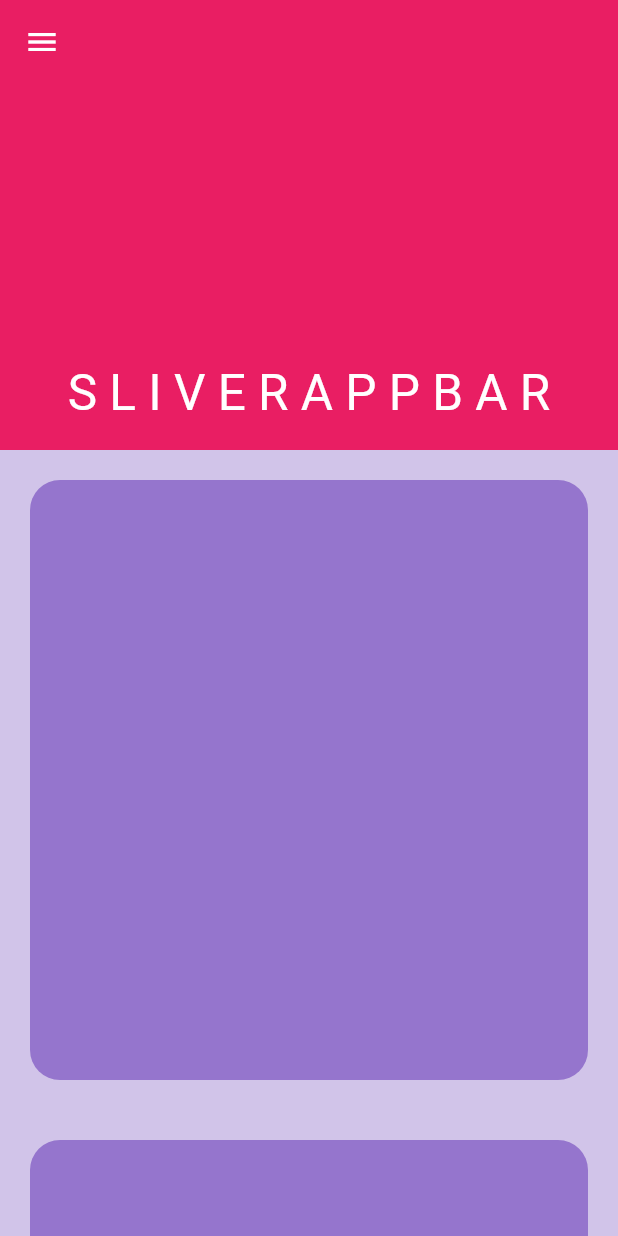
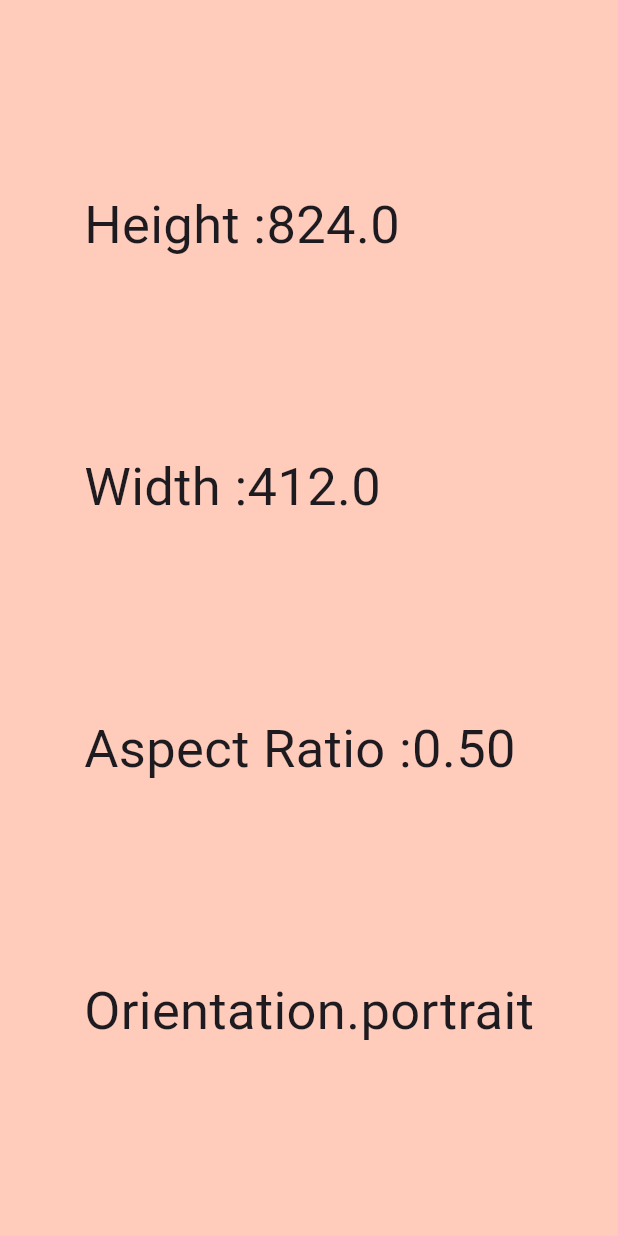
Before and after one commit to Oj-PreshuZ/Flutter-Widgets, a Flutter app: the screen it shows after launch, on a phone screen of 412 x 824 dp. Run offline on Flutter 3.47's test engine with Material 3 defaults, Android fonts, the phone set to English and light mode, and no system bars.

Commit message:
new stuff

```diff
--- a/lib/main.dart
+++ b/lib/main.dart
@@ -1,8 +1,5 @@
 import 'package:flutter/material.dart';
-import 'package:widgets/page/first_page.dart';
-import 'package:widgets/page/second_page.dart';
-import 'package:widgets/pages/drawer.dart';
-import 'package:widgets/pages/sliverappbar.dart';
+import 'package:widgets/pages/mediaquery.dart';
 
 void main() {
   runApp(const MyApp());
@@ -15,12 +12,14 @@ class MyApp extends StatelessWidget {
   Widget build(BuildContext context) {
     return MaterialApp(
       debugShowCheckedModeBanner: false,
-      theme: ThemeData(primarySwatch: Colors.deepPurple),
-      home: const SliverAppBarPage(),
-      routes: {
-        '/firstpage': (context) => const FirstPage(),
-        '/secondpage': (context) => const SecondPage()
-      },
+      theme: ThemeData(
+          primarySwatch: Colors.deepPurple,
+          textTheme: const TextTheme(bodyMedium: TextStyle(fontSize: 35))),
+      home: const MediaQueryPage(),
+      // routes: {
+      //   '/firstpage': (context) => const FirstPage(),
+      //   '/secondpage': (context) => const SecondPage()
+      // },
     );
   }
 }
--- /dev/null
+++ b/lib/pages/mediaquery.dart
@@ -0,0 +1,25 @@
+import 'package:flutter/material.dart';
+
+class MediaQueryPage extends StatelessWidget {
+  const MediaQueryPage({super.key});
+
+  @override
+  Widget build(BuildContext context) {
+    return Scaffold(
+      backgroundColor: Colors.deepOrange[100],
+      body: Center(
+        child: Column(
+          crossAxisAlignment: CrossAxisAlignment.start,
+          mainAxisAlignment: MainAxisAlignment.spaceEvenly,
+          children: [
+            Text('Height :' + MediaQuery.of(context).size.height.toString()),
+            Text('Width :' + MediaQuery.of(context).size.width.toString()),
+            Text('Aspect Ratio :' +
+                MediaQuery.of(context).size.aspectRatio.toStringAsFixed(2)),
+            Text(MediaQuery.of(context).orientation.toString()),
+          ],
+        ),
+      ),
+    );
+  }
+}
```
Also changed, not shown: lib/pages/tabbar.dart (added, +61 -0 lines), lib/tabs/first_tab.dart (added, +17 -0 lines), lib/tabs/second_tab.dart (added, +17 -0 lines), lib/tabs/third_tab.dart (added, +17 -0 lines).
